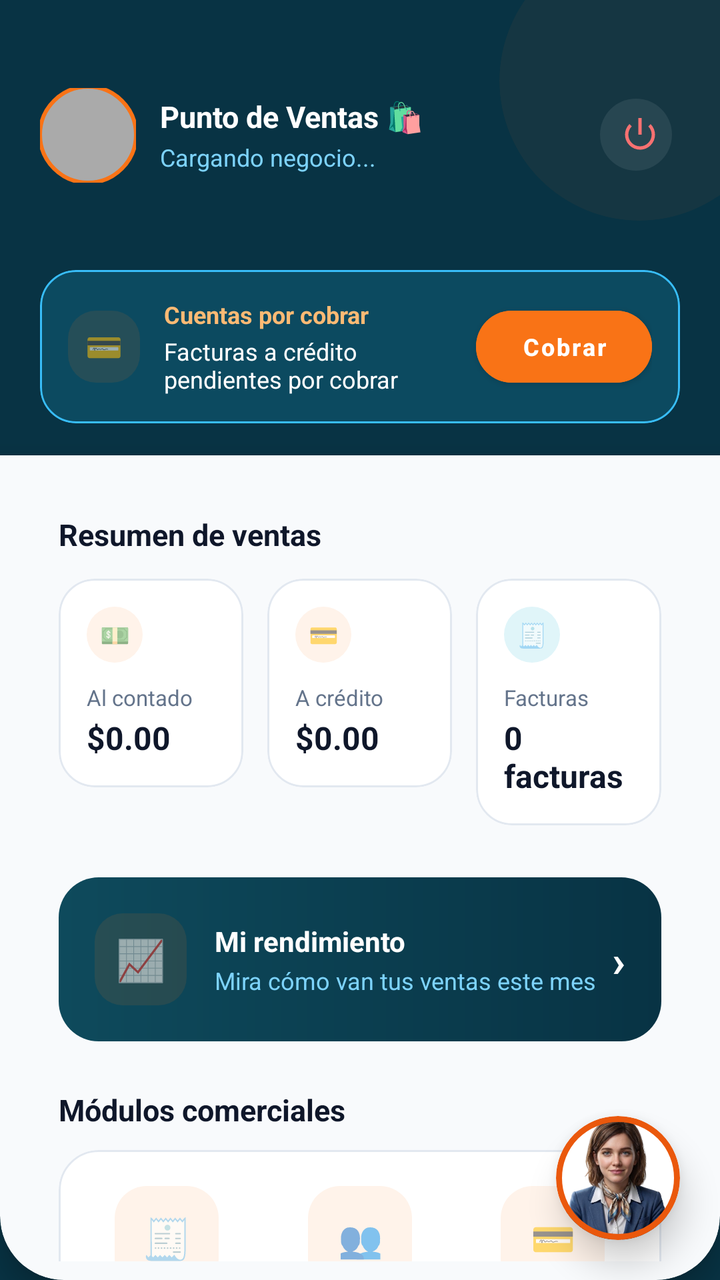
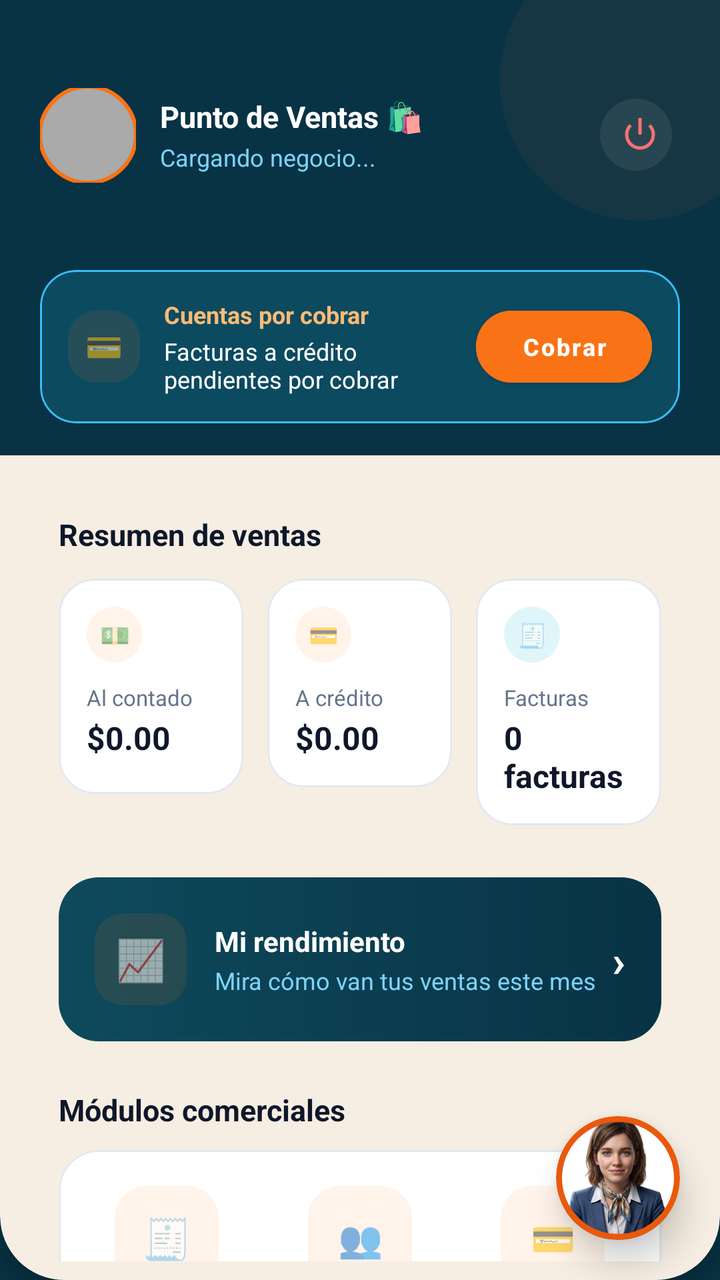

Compare the two renders of this Android layout. The source of the first and the diff that turns it into the second are given below.
<!-- AndroidManifest.xml: application theme Theme.MaterialComponents.Light.NoActionBar -->
<!-- res/layout/activity_vendedor.xml -->
<?xml version="1.0" encoding="utf-8"?>
<RelativeLayout xmlns:android="http://schemas.android.com/apk/res/android"
    xmlns:app="http://schemas.android.com/apk/res-auto"
    android:layout_width="match_parent"
    android:layout_height="match_parent"
    android:background="#083344"
    android:fitsSystemWindows="false">

    <RelativeLayout
        android:layout_width="match_parent"
        android:layout_height="match_parent"
        android:clipChildren="false"
        android:clipToPadding="false"
        android:clickable="false"
        android:focusable="false"
        android:importantForAccessibility="no">

        <com.google.android.material.card.MaterialCardView
            android:layout_width="140dp"
            android:layout_height="140dp"
            android:layout_alignParentTop="true"
            android:layout_alignParentEnd="true"
            android:layout_marginTop="-30dp"
            android:layout_marginEnd="-30dp"
            app:cardBackgroundColor="#0DF97316"
            app:cardCornerRadius="70dp"
            app:cardElevation="0dp"
            app:strokeWidth="0dp" />
    </RelativeLayout>

    <RelativeLayout
        android:id="@+id/headerLayout"
        android:layout_width="match_parent"
        android:layout_height="wrap_content"
        android:paddingHorizontal="20dp"
        android:paddingTop="44dp"
        android:paddingBottom="20dp">

        <com.google.android.material.button.MaterialButton
            android:id="@+id/btnLogout"
            style="@style/Widget.Material3.Button.IconButton"
            android:layout_width="44dp"
            android:layout_height="44dp"
            android:layout_alignParentEnd="true"
            android:layout_centerVertical="true"
            app:backgroundTint="#14FFFFFF"
            app:cornerRadius="22dp"
            app:icon="@android:drawable/ic_lock_power_off"
            app:iconSize="20dp"
            app:iconTint="#F87171" />

        <LinearLayout
            android:id="@+id/headerProfileClick"
            android:layout_width="wrap_content"
            android:layout_height="wrap_content"
            android:layout_alignParentStart="true"
            android:layout_centerVertical="true"
            android:layout_marginTop="23dp"
            android:layout_toStartOf="@id/btnLogout"
            android:clickable="true"
            android:focusable="true"
            android:foreground="?attr/selectableItemBackground"
            android:gravity="center_vertical"
            android:orientation="horizontal"
            android:paddingEnd="12dp">

            <com.google.android.material.imageview.ShapeableImageView
                android:id="@+id/ivAvatar"
                android:layout_width="48dp"
                android:layout_height="48dp"
                android:scaleType="centerCrop"
                android:src="@android:color/darker_gray"
                app:shapeAppearanceOverlay="@style/ShapeAppearance.Material3.Corner.Full"
                app:strokeColor="#F97316"
                app:strokeWidth="2dp" />

            <LinearLayout
                android:layout_width="wrap_content"
                android:layout_height="wrap_content"
                android:layout_marginStart="12dp"
                android:orientation="vertical">

                <TextView
                    android:id="@+id/tvWelcome"
                    android:layout_width="wrap_content"
                    android:layout_height="wrap_content"
                    android:text="Punto de Ventas 🛍️"
                    android:textColor="@color/white"
                    android:textSize="15sp"
                    android:textStyle="bold" />

                <TextView
                    android:id="@+id/tvBusinessName"
                    android:layout_width="wrap_content"
                    android:layout_height="wrap_content"
                    android:layout_marginTop="2dp"
                    android:text="Cargando negocio..."
                    android:textColor="#7DD3FC"
                    android:textSize="12sp" />
            </LinearLayout>
        </LinearLayout>
    </RelativeLayout>

    <com.google.android.material.card.MaterialCardView
        android:id="@+id/cardAlert"
        android:layout_width="match_parent"
        android:layout_height="wrap_content"
        android:layout_below="@id/headerLayout"
        android:layout_marginHorizontal="20dp"
        android:layout_marginBottom="16dp"
        android:visibility="visible"
        app:cardBackgroundColor="#0C4A60"
        app:cardCornerRadius="18dp"
        app:cardElevation="0dp"
        app:strokeColor="#38BDF8"
        app:strokeWidth="1dp">

        <RelativeLayout
            android:layout_width="match_parent"
            android:layout_height="wrap_content"
            android:padding="14dp">

            <TextView
                android:id="@+id/tvAlertIconCxC"
                android:layout_width="36dp"
                android:layout_height="36dp"
                android:layout_alignParentStart="true"
                android:layout_centerVertical="true"
                android:background="@drawable/bg_chip_orange_solid"
                android:gravity="center"
                android:text="💳"
                android:textSize="15sp" />

            <LinearLayout
                android:layout_width="wrap_content"
                android:layout_height="wrap_content"
                android:layout_centerVertical="true"
                android:layout_marginStart="12dp"
                android:layout_toEndOf="@id/tvAlertIconCxC"
                android:layout_toStartOf="@id/btnVerCxC"
                android:orientation="vertical">

                <TextView
                    android:layout_width="wrap_content"
                    android:layout_height="wrap_content"
                    android:text="Cuentas por cobrar"
                    android:textColor="#FDBA74"
                    android:textSize="12sp"
                    android:textStyle="bold" />

                <TextView
                    android:id="@+id/tvMensajeCxC"
                    android:layout_width="wrap_content"
                    android:layout_height="wrap_content"
                    android:layout_marginTop="2dp"
                    android:text="Facturas a crédito pendientes por cobrar"
                    android:textColor="@color/white"
                    android:textSize="12sp" />
            </LinearLayout>

            <com.google.android.material.button.MaterialButton
                android:id="@+id/btnVerCxC"
                android:layout_width="wrap_content"
                android:layout_height="36dp"
                android:layout_alignParentEnd="true"
                android:layout_centerVertical="true"
                android:backgroundTint="#F97316"
                android:insetTop="0dp"
                android:insetBottom="0dp"
                android:paddingHorizontal="14dp"
                android:text="Cobrar"
                android:textAllCaps="false"
                android:textColor="@color/white"
                android:textSize="12sp"
                android:textStyle="bold"
                app:cornerRadius="18dp" />
        </RelativeLayout>
    </com.google.android.material.card.MaterialCardView>

    <com.google.android.material.card.MaterialCardView
        android:layout_width="match_parent"
        android:layout_height="match_parent"
        android:layout_below="@id/cardAlert"
        android:layout_alignParentBottom="true"
        app:cardBackgroundColor="#F8FAFC"
        app:cardElevation="8dp"
        app:shapeAppearanceOverlay="@style/ShapeAppearance.BottomRoundedPanel"
        app:strokeWidth="0dp">

        <androidx.core.widget.NestedScrollView
            android:layout_width="match_parent"
            android:layout_height="match_parent"
            android:fillViewport="true">

            <LinearLayout
                android:layout_width="match_parent"
                android:layout_height="wrap_content"
                android:orientation="vertical"
                android:padding="20dp"
                android:paddingBottom="60dp">

                <TextView
                    android:layout_width="wrap_content"
                    android:layout_height="wrap_content"
                    android:layout_marginBottom="12dp"
                    android:text="Resumen de ventas"
                    android:textColor="#0F172A"
                    android:textSize="15sp"
                    android:textStyle="bold" />

                <LinearLayout
                    android:layout_width="match_parent"
                    android:layout_height="wrap_content"
                    android:layout_marginBottom="26dp"
                    android:orientation="horizontal"
                    android:weightSum="3">

                    <com.google.android.material.card.MaterialCardView
                        android:layout_width="0dp"
                        android:layout_height="wrap_content"
                        android:layout_marginEnd="8dp"
                        android:layout_weight="1"
                        app:cardBackgroundColor="@color/white"
                        app:cardCornerRadius="18dp"
                        app:cardElevation="0dp"
                        app:strokeColor="#E2E8F0"
                        app:strokeWidth="1dp">

                        <LinearLayout
                            android:layout_width="match_parent"
                            android:layout_height="wrap_content"
                            android:orientation="vertical"
                            android:padding="14dp">

                            <TextView
                                android:layout_width="28dp"
                                android:layout_height="28dp"
                                android:background="@drawable/bg_chip_orange"
                                android:gravity="center"
                                android:text="💵"
                                android:textSize="12sp" />

                            <TextView
                                android:layout_width="wrap_content"
                                android:layout_height="wrap_content"
                                android:layout_marginTop="10dp"
                                android:text="Al contado"
                                android:textColor="#64748B"
                                android:textSize="11sp" />

                            <TextView
                                android:id="@+id/tvVentasContado"
                                android:layout_width="wrap_content"
                                android:layout_height="wrap_content"
                                android:layout_marginTop="2dp"
                                android:text="$0.00"
                                android:textColor="#0F172A"
                                android:textSize="16sp"
                                android:textStyle="bold" />
                        </LinearLayout>
                    </com.google.android.material.card.MaterialCardView>

                    <com.google.android.material.card.MaterialCardView
                        android:layout_width="0dp"
                        android:layout_height="wrap_content"
                        android:layout_marginHorizontal="4dp"
                        android:layout_weight="1"
                        app:cardBackgroundColor="@color/white"
                        app:cardCornerRadius="18dp"
                        app:cardElevation="0dp"
                        app:strokeColor="#E2E8F0"
                        app:strokeWidth="1dp">

                        <LinearLayout
                            android:layout_width="match_parent"
                            android:layout_height="wrap_content"
                            android:orientation="vertical"
                            android:padding="14dp">

                            <TextView
                                android:layout_width="28dp"
                                android:layout_height="28dp"
                                android:background="@drawable/bg_chip_orange"
                                android:gravity="center"
                                android:text="💳"
                                android:textSize="12sp" />

                            <TextView
                                android:layout_width="wrap_content"
                                android:layout_height="wrap_content"
                                android:layout_marginTop="10dp"
                                android:text="A crédito"
                                android:textColor="#64748B"
                                android:textSize="11sp" />

                            <TextView
                                android:id="@+id/tvVentasCredito"
                                android:layout_width="wrap_content"
                                android:layout_height="wrap_content"
                                android:layout_marginTop="2dp"
                                android:text="$0.00"
                                android:textColor="#0F172A"
                                android:textSize="16sp"
                                android:textStyle="bold" />
                        </LinearLayout>
                    </com.google.android.material.card.MaterialCardView>

                    <com.google.android.material.card.MaterialCardView
                        android:layout_width="0dp"
                        android:layout_height="wrap_content"
                        android:layout_marginStart="8dp"
                        android:layout_weight="1"
                        app:cardBackgroundColor="@color/white"
                        app:cardCornerRadius="18dp"
                        app:cardElevation="0dp"
                        app:strokeColor="#E2E8F0"
                        app:strokeWidth="1dp">

                        <LinearLayout
                            android:layout_width="match_parent"
                            android:layout_height="wrap_content"
                            android:orientation="vertical"
                            android:padding="14dp">

                            <TextView
                                android:layout_width="28dp"
                                android:layout_height="28dp"
                                android:background="@drawable/bg_chip_teal"
                                android:gravity="center"
                                android:text="🧾"
                                android:textSize="12sp" />

                            <TextView
                                android:layout_width="wrap_content"
                                android:layout_height="wrap_content"
                                android:layout_marginTop="10dp"
                                android:text="Facturas"
                                android:textColor="#64748B"
                                android:textSize="11sp" />

                            <TextView
                                android:id="@+id/tvTotalFacturas"
                                android:layout_width="wrap_content"
                                android:layout_height="wrap_content"
                                android:layout_marginTop="2dp"
                                android:text="0 facturas"
                                android:textColor="#0F172A"
                                android:textSize="16sp"
                                android:textStyle="bold" />
                        </LinearLayout>
                    </com.google.android.material.card.MaterialCardView>
                </LinearLayout>

                <LinearLayout
                    android:id="@+id/cardRendimiento"
                    android:layout_width="match_parent"
                    android:layout_height="wrap_content"
                    android:layout_marginBottom="24dp"
                    android:background="@drawable/bg_banner_rendimiento"
                    android:clickable="true"
                    android:focusable="true"
                    android:foreground="?attr/selectableItemBackground"
                    android:gravity="center_vertical"
                    android:orientation="horizontal"
                    android:padding="18dp">

                    <TextView
                        android:layout_width="46dp"
                        android:layout_height="46dp"
                        android:background="@drawable/bg_chip_orange_solid"
                        android:gravity="center"
                        android:text="📈"
                        android:textSize="20sp" />

                    <LinearLayout
                        android:layout_width="0dp"
                        android:layout_height="wrap_content"
                        android:layout_marginStart="14dp"
                        android:layout_weight="1"
                        android:orientation="vertical">

                        <TextView
                            android:layout_width="wrap_content"
                            android:layout_height="wrap_content"
                            android:text="Mi rendimiento"
                            android:textColor="@color/white"
                            android:textSize="14sp"
                            android:textStyle="bold" />

                        <TextView
                            android:layout_width="wrap_content"
                            android:layout_height="wrap_content"
                            android:layout_marginTop="2dp"
                            android:text="Mira cómo van tus ventas este mes"
                            android:textColor="#7DD3FC"
                            android:textSize="12sp" />
                    </LinearLayout>

                    <TextView
                        android:layout_width="wrap_content"
                        android:layout_height="wrap_content"
                        android:text="›"
                        android:textColor="@color/white"
                        android:textSize="22sp"
                        android:textStyle="bold" />
                </LinearLayout>

                <TextView
                    android:layout_width="wrap_content"
                    android:layout_height="wrap_content"
                    android:layout_marginBottom="10dp"
                    android:text="Módulos comerciales"
                    android:textColor="#0F172A"
                    android:textSize="15sp"
                    android:textStyle="bold" />

                <com.google.android.material.card.MaterialCardView
                    android:layout_width="match_parent"
                    android:layout_height="wrap_content"
                    android:layout_marginBottom="24dp"
                    app:cardBackgroundColor="@color/white"
                    app:cardCornerRadius="20dp"
                    app:cardElevation="0dp"
                    app:strokeColor="#E2E8F0"
                    app:strokeWidth="1dp">

                    <GridLayout
                        android:layout_width="match_parent"
                        android:layout_height="wrap_content"
                        android:alignmentMode="alignMargins"
                        android:columnCount="3"
                        android:padding="6dp">

                        <LinearLayout
                            android:id="@+id/cardFacturas"
                            android:layout_width="0dp"
                            android:layout_height="wrap_content"
                            android:layout_columnWeight="1"
                            android:clickable="true"
                            android:focusable="true"
                            android:foreground="?attr/selectableItemBackground"
                            android:gravity="center"
                            android:orientation="vertical"
                            android:padding="12dp">

                            <TextView
                                android:layout_width="52dp"
                                android:layout_height="52dp"
                                android:background="@drawable/bg_chip_orange"
                                android:gravity="center"
                                android:text="🧾"
                                android:textSize="20sp" />

                            <TextView
                                android:layout_width="wrap_content"
                                android:layout_height="wrap_content"
                                android:layout_marginTop="8dp"
                                android:gravity="center"
                                android:text="Facturas"
                                android:textColor="#1E293B"
                                android:textSize="12sp"
                                android:textStyle="bold" />
                        </LinearLayout>

                        <LinearLayout
                            android:id="@+id/cardClientes"
                            android:layout_width="0dp"
                            android:layout_height="wrap_content"
                            android:layout_columnWeight="1"
                            android:clickable="true"
                            android:focusable="true"
                            android:foreground="?attr/selectableItemBackground"
                            android:gravity="center"
                            android:orientation="vertical"
                            android:padding="12dp">

                            <TextView
                                android:layout_width="52dp"
                                android:layout_height="52dp"
                                android:background="@drawable/bg_chip_orange"
                                android:gravity="center"
                                android:text="👥"
                                android:textSize="18sp" />

                            <TextView
                                android:layout_width="wrap_content"
                                android:layout_height="wrap_content"
                                android:layout_marginTop="8dp"
                                android:gravity="center"
                                android:text="Clientes"
                                android:textColor="#1E293B"
                                android:textSize="12sp"
                                android:textStyle="bold" />
                        </LinearLayout>

                        <LinearLayout
                            android:id="@+id/cardCuentasPorCobrar"
                            android:layout_width="0dp"
                            android:layout_height="wrap_content"
                            android:layout_columnWeight="1"
                            android:clickable="true"
                            android:focusable="true"
                            android:foreground="?attr/selectableItemBackground"
                            android:gravity="center"
                            android:orientation="vertical"
                            android:padding="12dp">

                            <TextView
                                android:layout_width="52dp"
                                android:layout_height="52dp"
                                android:background="@drawable/bg_chip_orange"
                                android:gravity="center"
                                android:text="💳"
                                android:textSize="18sp" />

                            <TextView
                                android:layout_width="wrap_content"
                                android:layout_height="wrap_content"
                                android:layout_marginTop="8dp"
                                android:gravity="center"
                                android:text="Cuentas x Cobrar"
                                android:textColor="#1E293B"
                                android:textSize="12sp"
                                android:textStyle="bold" />
                        </LinearLayout>
                    </GridLayout>
                </com.google.android.material.card.MaterialCardView>

            </LinearLayout>
        </androidx.core.widget.NestedScrollView>
    </com.google.android.material.card.MaterialCardView>

    <com.google.android.material.card.MaterialCardView
        android:id="@+id/fabZoe"
        android:layout_width="62dp"
        android:layout_height="62dp"
        android:layout_alignParentEnd="true"
        android:layout_alignParentBottom="true"
        android:layout_margin="20dp"
        android:clickable="true"
        android:focusable="true"
        android:foreground="?attr/selectableItemBackground"
        app:cardBackgroundColor="@color/white"
        app:cardCornerRadius="31dp"
        app:cardElevation="10dp"
        app:strokeColor="#EA580C"
        app:strokeWidth="3dp">

        <com.google.android.material.imageview.ShapeableImageView
            android:layout_width="match_parent"
            android:layout_height="match_parent"
            android:scaleType="centerCrop"
            android:src="@drawable/zoe"
            app:shapeAppearanceOverlay="@style/ShapeAppearance.Material3.Corner.Full" />
    </com.google.android.material.card.MaterialCardView>

</RelativeLayout>
<!-- resources referenced by this layout -->
<resources>
  <color name="white">#FFFFFFFF</color>
  <!-- drawable bg_banner_rendimiento (drawable) -->
  <?xml version="1.0" encoding="utf-8"?>
  <shape xmlns:android="http://schemas.android.com/apk/res/android"
      android:shape="rectangle">
  
      <gradient
          android:angle="0"
          android:startColor="#0E4A5C"
          android:endColor="#083344" />
  
      <corners android:radius="20dp" />
  
  </shape>
  <!-- drawable bg_chip_orange (drawable) -->
  <?xml version="1.0" encoding="utf-8"?>
  <shape xmlns:android="http://schemas.android.com/apk/res/android"
      android:shape="rectangle">
  
      <solid android:color="#FFF3EA" />
  
      <corners android:radius="16dp" />
  
  </shape>
  <!-- drawable bg_chip_orange_solid (drawable) -->
  <?xml version="1.0" encoding="utf-8"?>
  <shape xmlns:android="http://schemas.android.com/apk/res/android"
      android:shape="rectangle">
  
      <solid android:color="#1AF97316" />
  
      <corners android:radius="14dp" />
  
  </shape>
  <!-- drawable bg_chip_teal (drawable) -->
  <?xml version="1.0" encoding="utf-8"?>
  <shape xmlns:android="http://schemas.android.com/apk/res/android"
      android:shape="rectangle">
  
      <solid android:color="#E0F5F9" />
  
      <corners android:radius="16dp" />
  
  </shape>
  <!-- drawable zoe: png bitmap (drawable, 155241 bytes) -->
  <style name="ShapeAppearance.BottomRoundedPanel" parent="ShapeAppearance.Material3.Corner.None">
              <item name="cornerSizeTopLeft">0dp</item>
              <item name="cornerSizeTopRight">0dp</item>
              <item name="cornerSizeBottomLeft">32dp</item>
              <item name="cornerSizeBottomRight">32dp</item>
          </style>
</resources>

<!-- the commit's change to res/layout/activity_vendedor.xml (unified diff, before → after) -->
@@ -182,7 +182,7 @@
         android:layout_height="match_parent"
         android:layout_below="@id/cardAlert"
         android:layout_alignParentBottom="true"
-        app:cardBackgroundColor="#F8FAFC"
+        app:cardBackgroundColor="#f6eee3"
         app:cardElevation="8dp"
         app:shapeAppearanceOverlay="@style/ShapeAppearance.BottomRoundedPanel"
         app:strokeWidth="0dp">
@@ -250,8 +250,8 @@
 
                             <TextView
                                 android:id="@+id/tvVentasContado"
-                                android:layout_width="wrap_content"
-                                android:layout_height="wrap_content"
+                                android:layout_width="73dp"
+                                android:layout_height="25dp"
                                 android:layout_marginTop="2dp"
                                 android:text="$0.00"
                                 android:textColor="#0F172A"
